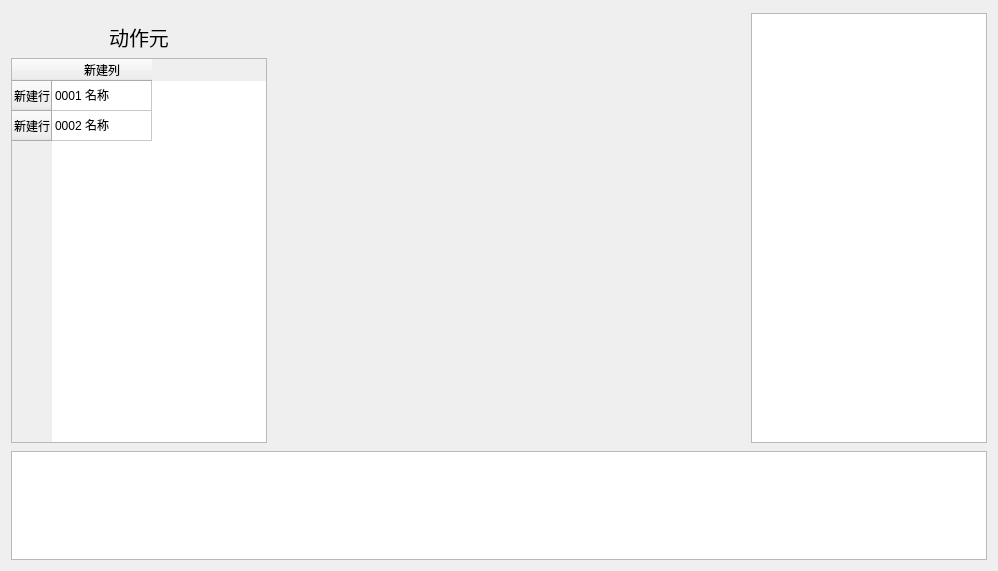
DrillUp/DrillGIFActionSequenceEditor, file DrillGIFActionSequenceEditor/Source/ActionSeqModule/actionPart/p_ActionPart.ui: the form before one commit.
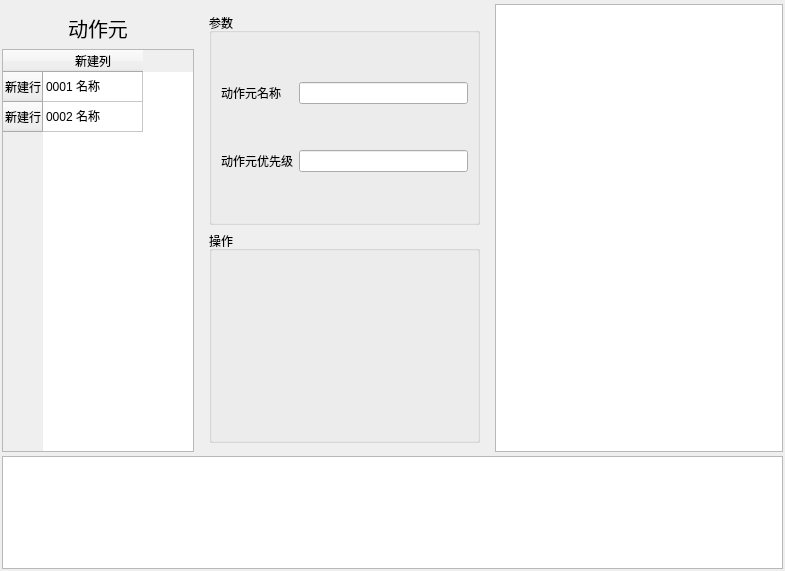
The form after the commit.

Commit message: 完成了动作序列、状态元、动作元、放映区的基本骨架。

Diff of the .ui file:
```diff
--- a/DrillGIFActionSequenceEditor/Source/ActionSeqModule/actionPart/p_ActionPart.ui
+++ b/DrillGIFActionSequenceEditor/Source/ActionSeqModule/actionPart/p_ActionPart.ui
@@ -6,7 +6,7 @@
    <rect>
     <x>0</x>
     <y>0</y>
-    <width>998</width>
+    <width>785</width>
     <height>571</height>
    </rect>
   </property>
@@ -14,6 +14,21 @@
    <string>Form</string>
   </property>
   <layout class="QVBoxLayout" name="verticalLayout_2" stretch="4,1">
+   <property name="spacing">
+    <number>2</number>
+   </property>
+   <property name="leftMargin">
+    <number>2</number>
+   </property>
+   <property name="topMargin">
+    <number>2</number>
+   </property>
+   <property name="rightMargin">
+    <number>2</number>
+   </property>
+   <property name="bottomMargin">
+    <number>2</number>
+   </property>
    <item>
     <widget class="QWidget" name="widget" native="true">
      <layout class="QVBoxLayout" name="verticalLayout" stretch="3">
@@ -34,7 +49,7 @@
       </property>
       <item>
        <widget class="QWidget" name="widget_2" native="true">
-        <layout class="QHBoxLayout" name="horizontalLayout_2" stretch="0,2,1">
+        <layout class="QHBoxLayout" name="horizontalLayout_2" stretch="2,3,3">
          <property name="leftMargin">
           <number>0</number>
          </property>
@@ -74,6 +89,18 @@
             </item>
             <item>
              <widget class="QTableWidget" name="tableWidget">
+              <property name="sizePolicy">
+               <sizepolicy hsizetype="Preferred" vsizetype="Expanding">
+                <horstretch>0</horstretch>
+                <verstretch>0</verstretch>
+               </sizepolicy>
+              </property>
+              <property name="styleSheet">
+               <string notr="true">
+QTableView::item:selected {
+	background-color: qlineargradient(spread:pad, x1:0, y1:0, x2:0, y2:1, stop:0 #5C87D9, stop:0.505 #557CC7, stop:1 #5075BC);
+}</string>
+              </property>
               <row>
                <property name="text">
                 <string>新建行</string>
@@ -105,7 +132,52 @@
           </widget>
          </item>
          <item>
-          <widget class="QWidget" name="widget_3" native="true"/>
+          <widget class="QWidget" name="widget_3" native="true">
+           <property name="sizePolicy">
+            <sizepolicy hsizetype="Preferred" vsizetype="Preferred">
+             <horstretch>2</horstretch>
+             <verstretch>0</verstretch>
+            </sizepolicy>
+           </property>
+           <layout class="QVBoxLayout" name="verticalLayout_3">
+            <item>
+             <widget class="QGroupBox" name="groupBox">
+              <property name="title">
+               <string>参数</string>
+              </property>
+              <layout class="QGridLayout" name="gridLayout" columnstretch="1,3">
+               <item row="0" column="1">
+                <widget class="QLineEdit" name="lineEdit_name"/>
+               </item>
+               <item row="0" column="0">
+                <widget class="QLabel" name="label_2">
+                 <property name="text">
+                  <string>动作元名称</string>
+                 </property>
+                </widget>
+               </item>
+               <item row="1" column="1">
+                <widget class="QLineEdit" name="lineEdit_2"/>
+               </item>
+               <item row="1" column="0">
+                <widget class="QLabel" name="label_3">
+                 <property name="text">
+                  <string>动作元优先级</string>
+                 </property>
+                </widget>
+               </item>
+              </layout>
+             </widget>
+            </item>
+            <item>
+             <widget class="QGroupBox" name="groupBox_2">
+              <property name="title">
+               <string>操作</string>
+              </property>
+             </widget>
+            </item>
+           </layout>
+          </widget>
          </item>
          <item>
           <widget class="QGraphicsView" name="graphicsView"/>
```
The commit also changes 38 other files.
